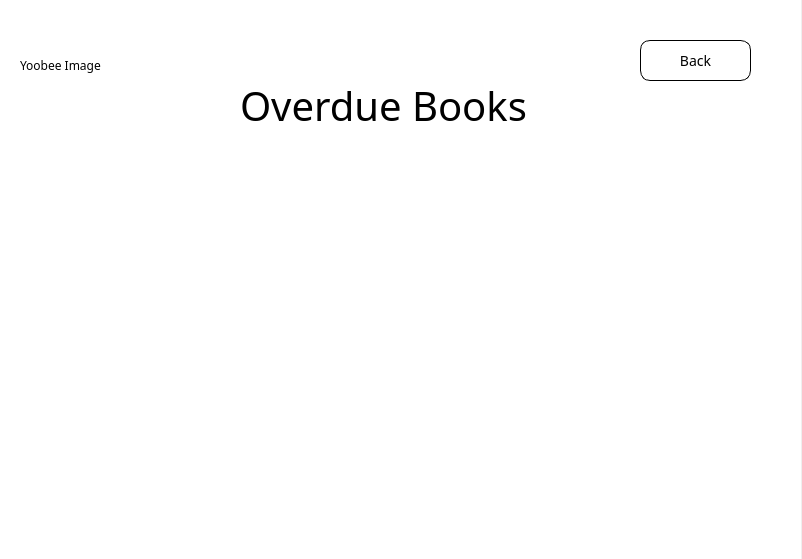
First picture: the form in NewWindowChur/adminoverdue.ui, repository jandrealyn/LibraryQtSystem, before the edit.
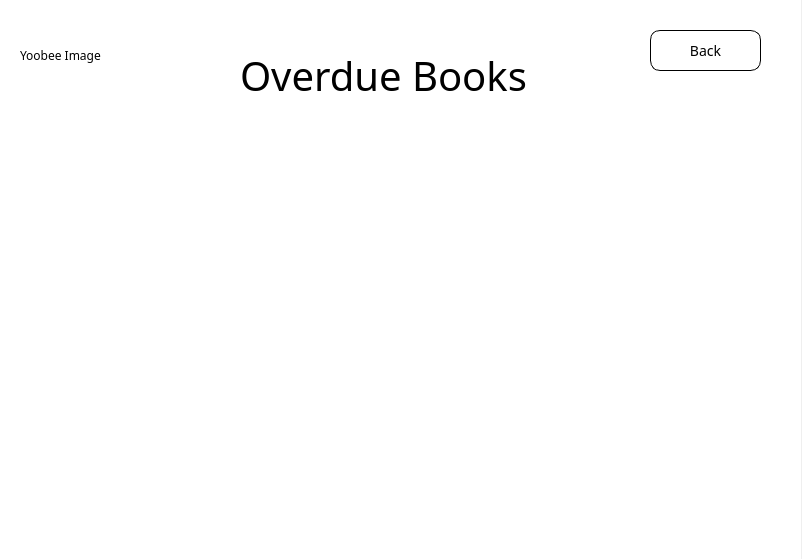
Second picture: the form after the edit.

What changed in the file:
```diff
--- a/NewWindowChur/adminoverdue.ui
+++ b/NewWindowChur/adminoverdue.ui
@@ -55,7 +55,7 @@
     <property name="geometry">
      <rect>
       <x>240</x>
-      <y>70</y>
+      <y>40</y>
       <width>301</width>
       <height>71</height>
      </rect>
@@ -74,8 +74,8 @@
    <widget class="QPushButton" name="back">
     <property name="geometry">
      <rect>
-      <x>640</x>
-      <y>40</y>
+      <x>650</x>
+      <y>30</y>
       <width>111</width>
       <height>41</height>
      </rect>
@@ -105,7 +105,7 @@
       <x>20</x>
       <y>10</y>
       <width>181</width>
-      <height>111</height>
+      <height>91</height>
      </rect>
     </property>
     <property name="text">
```
Left out of the diff: 10 changed lines with no effect on the pictures.
